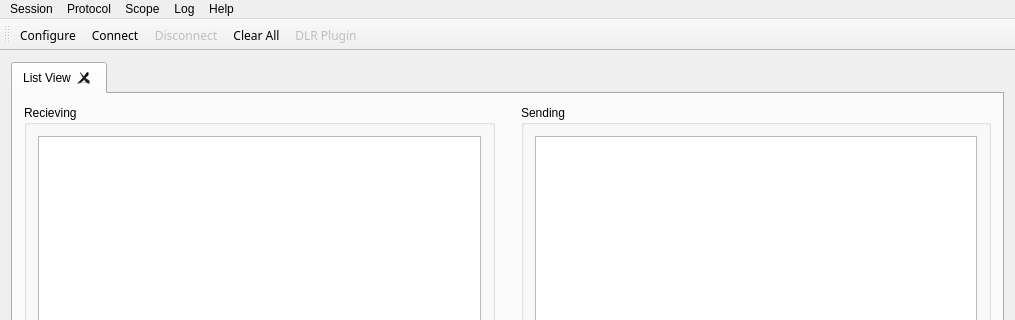
Before: the Qt Designer form mainwindow.ui in schwemmdx/rs232-tool, drawn with Qt 5; both pictures show x 0 to 1015 and y 0 to 320 of the 1015 by 715 pixel window.
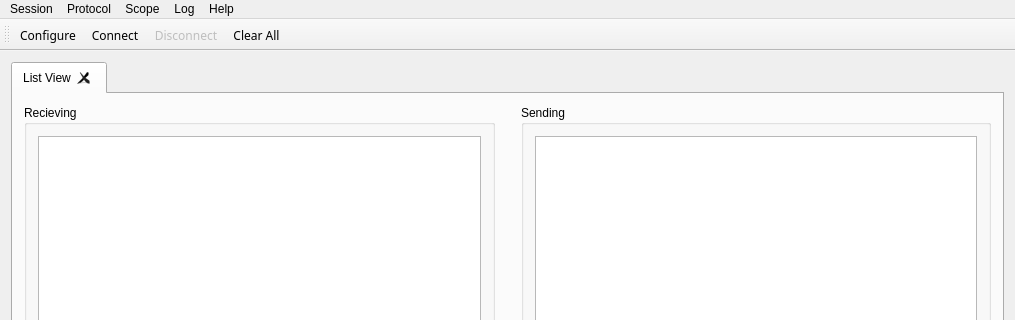
After: the same form once the commit is applied. Icons and pictures are not drawn.

The edit to the form file:
```diff
--- a/mainwindow.ui
+++ b/mainwindow.ui
@@ -187,7 +187,6 @@
    <addaction name="actionConnect"/>
    <addaction name="actionDisconnect"/>
    <addaction name="actionClear"/>
-   <addaction name="actionStart_DLR_Control"/>
   </widget>
   <widget class="QMenuBar" name="menuBar">
    <property name="geometry">
@@ -402,18 +401,6 @@
     <string>Add</string>
    </property>
   </action>
-  <action name="actionStart_DLR_Control">
-   <property name="enabled">
-    <bool>false</bool>
-   </property>
-   <property name="icon">
-    <iconset resource="rs232_ressources.qrc">
-     <normaloff>:/imgs/images/dlr_logo.png</normaloff>:/imgs/images/dlr_logo.png</iconset>
-   </property>
-   <property name="text">
-    <string>DLR Plugin </string>
-   </property>
-  </action>
  </widget>
  <layoutdefault spacing="6" margin="11"/>
  <resources>
```
Left out of the diff: 12 changed lines with no effect on the pictures.
